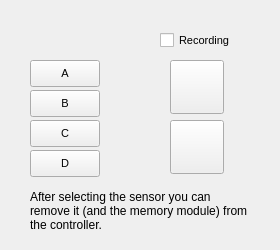
First picture: the form in biofeedback/startwindowbf.ui, repository OPInnovations/opiconsole, before the edit.
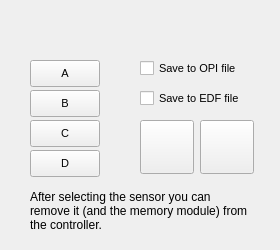
Second picture: the form after the edit. Icons and pictures are not drawn.

What changed in the file:
```diff
--- a/biofeedback/startwindowbf.ui
+++ b/biofeedback/startwindowbf.ui
@@ -25,10 +25,10 @@
    <widget class="QCheckBox" name="checkWriteFileBox">
     <property name="geometry">
      <rect>
-      <x>160</x>
-      <y>30</y>
-      <width>81</width>
-      <height>21</height>
+      <x>140</x>
+      <y>60</y>
+      <width>111</width>
+      <height>16</height>
      </rect>
     </property>
     <property name="font">
@@ -41,13 +41,13 @@
      </font>
     </property>
     <property name="text">
-     <string>Recording</string>
+     <string>Save to OPI file</string>
     </property>
    </widget>
    <widget class="QPushButton" name="pushButton_2">
     <property name="geometry">
      <rect>
-      <x>170</x>
+      <x>200</x>
       <y>120</y>
       <width>54</width>
       <height>54</height>
@@ -144,8 +144,8 @@
     </property>
     <property name="geometry">
      <rect>
-      <x>170</x>
-      <y>60</y>
+      <x>140</x>
+      <y>120</y>
       <width>54</width>
       <height>54</height>
      </rect>
@@ -273,6 +273,32 @@
      <bool>true</bool>
     </property>
    </widget>
+   <widget class="QCheckBox" name="chkSaveToEDF">
+    <property name="geometry">
+     <rect>
+      <x>140</x>
+      <y>90</y>
+      <width>111</width>
+      <height>16</height>
+     </rect>
+    </property>
+    <property name="font">
+     <font>
+      <family>Arial</family>
+      <pointsize>8</pointsize>
+      <weight>9</weight>
+      <italic>false</italic>
+      <bold>false</bold>
+     </font>
+    </property>
+    <property name="toolTip">
+     <string>Save the data recevied from the sensor to a standard EDF file.
+This file can be opened and analyzed with many tools (like EDFBrowser).</string>
+    </property>
+    <property name="text">
+     <string>Save to EDF file</string>
+    </property>
+   </widget>
   </widget>
  </widget>
  <resources>
```
Left out of the diff: 25 changed lines with no effect on the pictures.
